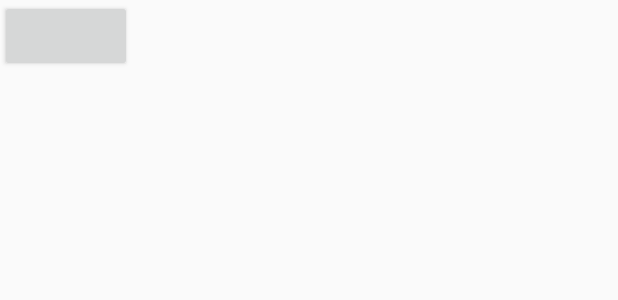
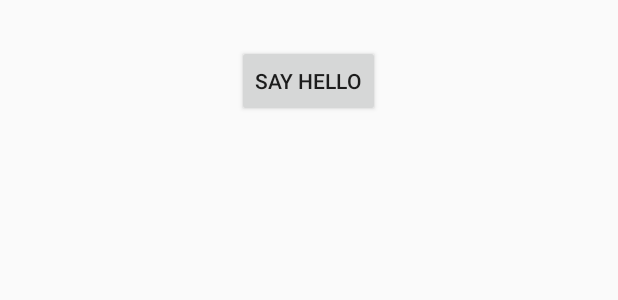
Before and after one commit to JAbozarOid/android_course, an Android app: the layout activity_basic_u_i.xml on its own in the app's theme, with its tools: preview values and no code run, on a phone screen of 412 x 824 dp. Shown: the top 300 px of the screen. Run offline under Robolectric (Android 15) with nearby library versions, the phone set to English and light mode, and no system bars.

Commit message:
basic_ui_continued

```diff
--- a/app/src/main/res/layout/activity_basic_u_i.xml
+++ b/app/src/main/res/layout/activity_basic_u_i.xml
@@ -7,11 +7,26 @@
     tools:context="com.aratel.registrationform.userinterface.BasicUI">
 
     <Button
+        android:id="@+id/btn_hello"
         android:layout_width="wrap_content"
-        android:layout_height="wrap_content"/>
+        android:layout_height="wrap_content"
+        android:layout_centerHorizontal="true"
+        android:layout_marginTop="30dp"
+        android:text="Say Hello"
+        android:onClick="onClick"
+        />
 
     <TextView
+        android:id="@+id/tv_hello"
         android:layout_width="wrap_content"
-        android:layout_height="wrap_content"/>
+        android:layout_height="wrap_content"
+        android:layout_below="@+id/btn_hello"
+        android:layout_centerHorizontal="true"
+        android:layout_marginTop="20dp"
+        android:text="Hello everyone"
+        android:textSize="18sp"
+        android:textStyle="bold"
+        android:visibility="invisible"
+        />
 
 </RelativeLayout>
--- a/build.gradle
+++ b/build.gradle
@@ -5,7 +5,7 @@ buildscript {
         jcenter()
     }
     dependencies {
-        classpath "com.android.tools.build:gradle:4.0.1"
+        classpath 'com.android.tools.build:gradle:4.0.2'
 
         // NOTE: Do not place your application dependencies here; they belong
         // in the individual module build.gradle files
```
Also changed, not shown: app/src/main/AndroidManifest.xml (+8 -2 lines), app/src/main/java/com/aratel/registrationform/userinterface/BasicUI.java (+11 -0 lines).
